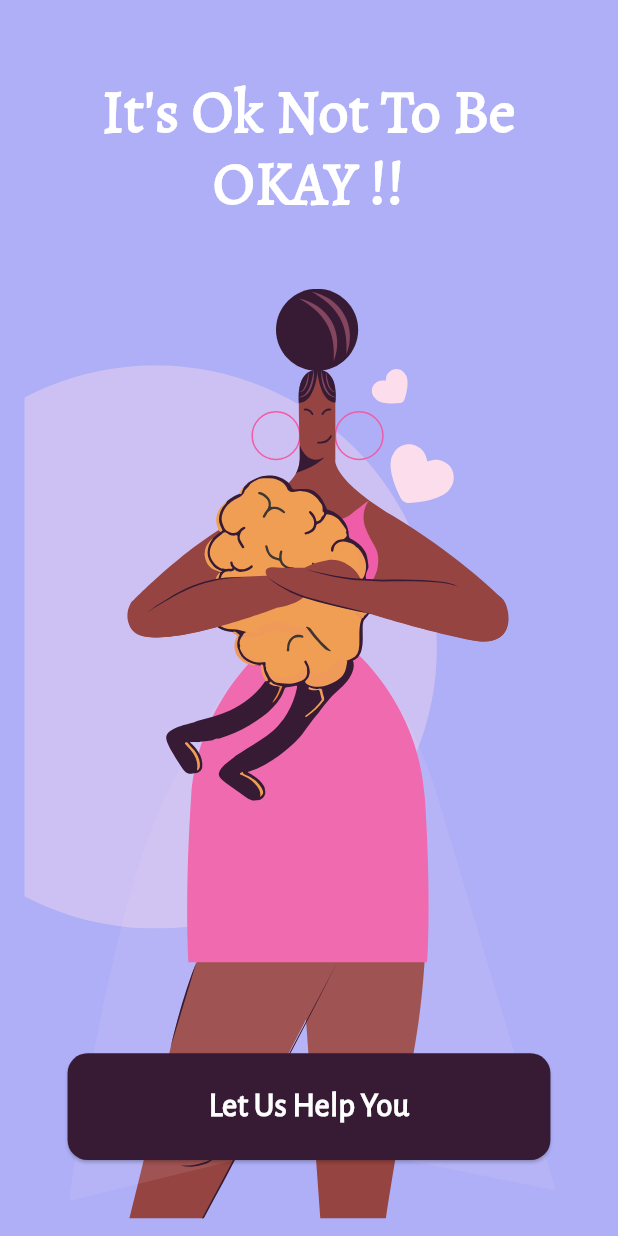
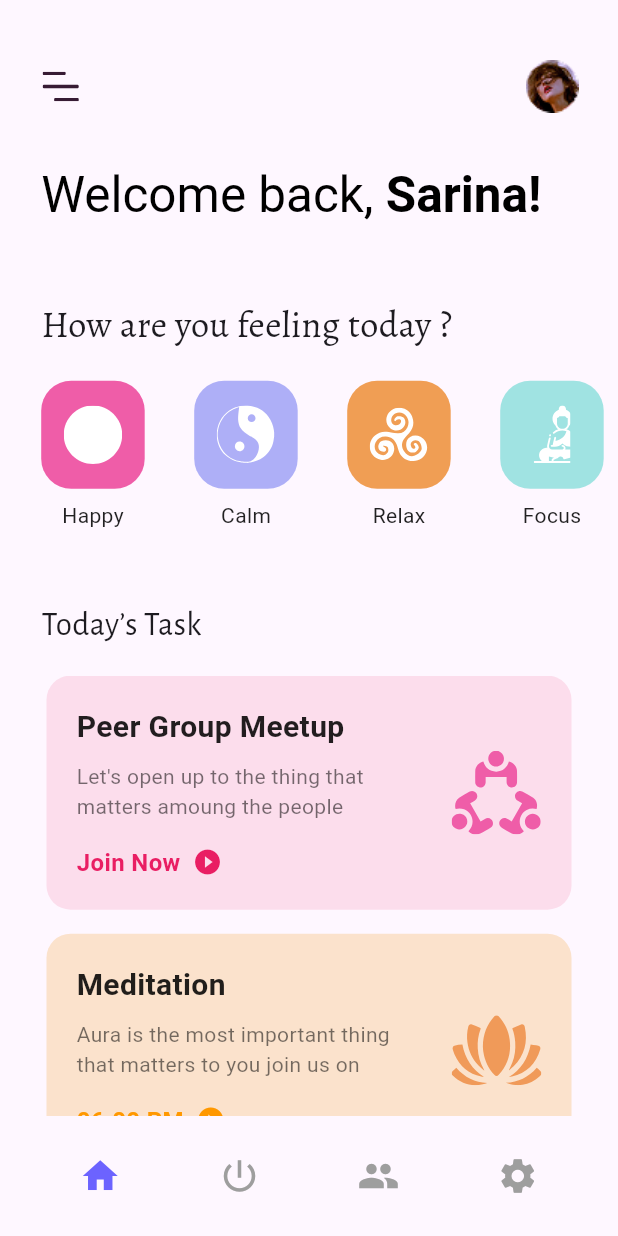
Before and after one commit to chamodt-botcalm/mental_health_fitness_mobile_app, a Flutter app: the screen it shows after launch, on a phone screen of 412 x 824 dp. Run offline on Flutter 3.47's test engine with Material 3 defaults, Android fonts, the light colour scheme and no system bars; our stand-ins replace flutter_svg.

Commit message:
feat: create main screen and fix related errors.

```diff
--- /dev/null
+++ b/lib/components/feeling.dart
@@ -0,0 +1,75 @@
+import 'package:flutter/material.dart';
+import 'package:flutter_svg/flutter_svg.dart';
+
+class IconLabelComponent extends StatelessWidget {
+  final String svgAsset;
+  final Color backgroundColor;
+  final String label;
+
+  IconLabelComponent({
+    required this.svgAsset,
+    required this.backgroundColor,
+    required this.label,
+  });
+
+  @override
+  Widget build(BuildContext context) {
+    return Column(
+      mainAxisSize: MainAxisSize.min,
+      children: [
+        Container(
+          width: 69,
+          height: 72,
+          decoration: BoxDecoration(
+            color: backgroundColor,
+            borderRadius: BorderRadius.circular(20),
+          ),
+          child: Center(
+            child: SvgPicture.asset(
+              svgAsset,
+              width: 39,
+              height: 39,
+              colorFilter: ColorFilter.mode(Colors.white, BlendMode.srcIn),
+            ),
+          ),
+        ),
+        SizedBox(height: 8),
+        Text(label, style: TextStyle(fontSize: 14, color: Colors.black87)),
+      ],
+    );
+  }
+}
+
+class Feeling extends StatelessWidget {
+  const Feeling({super.key});
+
+  @override
+  Widget build(BuildContext context) {
+    return Wrap(
+      spacing: 33, // 👈 vertical gap (if it wraps)
+      alignment: WrapAlignment.center,
+      children: [
+        IconLabelComponent(
+          svgAsset: 'lib/assets/images/Happy.svg',
+          backgroundColor: Color(0xFFEF5DA8),
+          label: 'Happy',
+        ),
+        IconLabelComponent(
+          svgAsset: 'lib/assets/images/Calm.svg',
+          backgroundColor: Color(0xFFAEAFF7),
+          label: 'Calm',
+        ),
+        IconLabelComponent(
+          svgAsset: 'lib/assets/images/Relax.svg',
+          backgroundColor: Color(0xFFF09E54),
+          label: 'Relax',
+        ),
+        IconLabelComponent(
+          svgAsset: 'lib/assets/images/Focus.svg',
+          backgroundColor: Color(0xFFA0E3E2),
+          label: 'Focus',
+        ),
+      ],
+    );
+  }
+}
--- /dev/null
+++ b/lib/components/task_card.dart
@@ -0,0 +1,158 @@
+import 'package:flutter/material.dart';
+import 'package:flutter_svg/flutter_svg.dart';
+
+class TaskCard extends StatelessWidget {
+  final String title;
+  final String description;
+  final String buttonText;
+  final Color backgroundColor;
+  final Color buttonColor;
+  final Widget icon;
+
+  const TaskCard({
+    super.key,
+    required this.title,
+    required this.description,
+    required this.buttonText,
+    required this.backgroundColor,
+    required this.buttonColor,
+    required this.icon,
+  });
+
+  @override
+  Widget build(BuildContext context) {
+    return Container(
+      width: 350,
+
+      padding: EdgeInsets.all(20),
+      margin: EdgeInsets.only(bottom: 16),
+      decoration: BoxDecoration(
+        color: backgroundColor,
+        borderRadius: BorderRadius.circular(16),
+      ),
+      child: Row(
+        children: [
+          Expanded(
+            child: Column(
+              crossAxisAlignment: CrossAxisAlignment.start,
+              children: [
+                Text(
+                  title,
+                  style: TextStyle(
+                    fontSize: 20,
+                    fontWeight: FontWeight.w600,
+                    color: Colors.black87,
+                  ),
+                ),
+                SizedBox(height: 8),
+                Text(
+                  description,
+                  style: TextStyle(fontSize: 14, color: Colors.black54),
+                ),
+                SizedBox(height: 16),
+                Row(
+                  children: [
+                    Text(
+                      buttonText,
+                      style: TextStyle(
+                        fontSize: 16,
+                        fontWeight: FontWeight.w600,
+                        color: buttonColor,
+                      ),
+                    ),
+                    SizedBox(width: 8),
+                    Icon(
+                      Icons.play_circle_filled,
+                      color: buttonColor,
+                      size: 20,
+                    ),
+                  ],
+                ),
+              ],
+            ),
+          ),
+          SizedBox(width: 16),
+          icon,
+        ],
+      ),
+    );
+  }
+}
+
+class TaskCards extends StatelessWidget {
+  const TaskCards({super.key});
+
+  final List<Map<String, dynamic>> tasks = const [
+    {
+      'title': 'Peer Group Meetup',
+      'description':
+          'Let\'s open up to the thing that matters amoung the people',
+      'buttonText': 'Join Now',
+      'backgroundColor': Color(0xFFFCDDEC),
+      'buttonColor': Color(0xFFE91E63),
+      'svgAsset': 'lib/assets/images/Meetup.svg',
+    },
+    {
+      'title': 'Meditation',
+      'description':
+          'Aura is the most important thing that matters to you join us on',
+      'buttonText': '06:00 PM',
+      'backgroundColor': Color(0xFFfbe2cc),
+      'buttonColor': Color(0xFFFF9800),
+      'svgAsset': 'lib/assets/images/Meditation.svg',
+    },
+    {
+      'title': 'Meditation',
+      'description':
+          'Aura is the most important thing that matters to you join us on',
+      'buttonText': '06:00 PM',
+      'backgroundColor': Color(0xFFfbe2cc),
+      'buttonColor': Color(0xFFFF9800),
+      'svgAsset': 'lib/assets/images/Meditation.svg',
+    },
+    {
+      'title': 'Yoga Session',
+      'description':
+          'Join us for a relaxing yoga session to improve flexibility',
+      'buttonText': '07:30 AM',
+      'backgroundColor': Color(0xFFE8F5E8),
+      'buttonColor': Color(0xFF4CAF50),
+      'svgAsset': 'lib/assets/images/Meditation.svg',
+    },
+    {
+      'title': 'Breathing Exercise',
+      'description': 'Practice deep breathing techniques for stress relief',
+      'buttonText': 'Start Now',
+      'backgroundColor': Color(0xFFE3F2FD),
+      'buttonColor': Color(0xFF2196F3),
+      'svgAsset': 'lib/assets/images/Meetup.svg',
+    },
+  ];
+
+  @override
+  Widget build(BuildContext context) {
+    return SingleChildScrollView(
+      child: Column(
+        children: [
+          ...tasks
+              .map(
+                (task) => TaskCard(
+                  title: task['title'],
+                  description: task['description'],
+                  buttonText: task['buttonText'],
+                  backgroundColor: task['backgroundColor'],
+                  buttonColor: task['buttonColor'],
+                  icon: SvgPicture.asset(
+                    task['svgAsset'],
+                    width: 60,
+                    height: 60,
+                  ),
+                ),
+              )
+              .toList(),
+          SizedBox(height: 100),
+        ],
+      ),
+    );
+  }
+}
--- a/lib/main.dart
+++ b/lib/main.dart
@@ -1,5 +1,6 @@
 import 'package:flutter/material.dart';
 import 'screens/home_screen.dart';
+import 'screens/main_screen.dart';
 
 void main() {
   runApp(const MyApp());
@@ -11,6 +12,6 @@ class MyApp extends StatelessWidget {
   // This widget is the root of your application.
   @override
   Widget build(BuildContext context) {
-    return MaterialApp(home: HomeScreen(), debugShowCheckedModeBanner: false);
+    return MaterialApp(home: MainScreen(), debugShowCheckedModeBanner: false);
   }
 }
--- a/lib/screens/home_screen.dart
+++ b/lib/screens/home_screen.dart
@@ -9,27 +9,13 @@ class HomeScreen extends StatelessWidget {
     final screenHeight = MediaQuery.of(context).size.height;
     final screenWidth = MediaQuery.of(context).size.width;
 
-    // Base dimensions for scaling (based on iPhone X design 375x812)
+    // Base dimensions (design reference, e.g., iPhone X)
     const double baseWidth = 375;
     const double baseHeight = 812;
 
     // Scale factors
-    double scaleFactor = screenWidth / baseWidth;
-    double heightScaleFactor = screenHeight / baseHeight;
-
-    // 🔹 Define responsive breakpoints
-    bool isSmallDevice = screenWidth < 360;
-    bool isMediumDevice = screenWidth >= 360 && screenWidth < 600;
-    bool isLargeDevice = screenWidth >= 600;
-
-    // 🔹 Adjust scaling dynamically based on device size
-    if (isSmallDevice) {
-      scaleFactor *= 0.9;
-      heightScaleFactor *= 0.9;
-    } else if (isLargeDevice) {
-      scaleFactor *= 1.1;
-      heightScaleFactor *= 1.1;
-    }
+    final double scaleFactor = screenWidth / baseWidth;
+    final double heightScaleFactor = screenHeight / baseHeight;
 
     return Scaffold(
       body: SafeArea(
@@ -39,25 +25,21 @@ class HomeScreen extends StatelessWidget {
           child: Stack(
             alignment: Alignment.center,
             children: [
-              // Background color
+              // Background
               Container(color: const Color(0xFFAEAFF7)),
 
-              // Title text
+              // Title
               Positioned(
-                top: 50 * heightScaleFactor,
-                left: 20,
-                right: 20,
+                top: 60 * heightScaleFactor,
+                left: 20 * scaleFactor,
+                right: 20 * scaleFactor,
                 child: Text(
                   "It's Ok Not To Be OKAY !!",
                   style: TextStyle(
                     fontFamily: 'Alegreya',
-                    fontSize: isSmallDevice
-                        ? 28
-                        : isMediumDevice
-                        ? 40
-                        : 42,
+                    fontSize: 40 * scaleFactor,
                     color: Colors.white,
-                    fontWeight: FontWeight.w700,
+                    fontWeight: FontWeight.w900,
                     height: 1.2,
                   ),
                   textAlign: TextAlign.center,
@@ -66,10 +48,10 @@ class HomeScreen extends StatelessWidget {
 
               // Background Circle SVG
               Positioned(
-                top: isSmallDevice ? 60 : 240 * heightScaleFactor,
-                right: isSmallDevice ? 20 : 50 * scaleFactor,
-                width: (isSmallDevice ? 320 : 370) * scaleFactor,
-                height: (isSmallDevice ? 300 : 370) * heightScaleFactor,
+                top: 250 * heightScaleFactor,
+                right: 35 * scaleFactor,
+                width: 392 * scaleFactor,
+                height: 392 * heightScaleFactor,
                 child: SvgPicture.asset(
                   'lib/assets/images/BG Circle.svg',
                   fit: BoxFit.contain,
@@ -78,12 +60,10 @@ class HomeScreen extends StatelessWidget {
 
               // Girl SVG
               Positioned(
-                top: isSmallDevice ? 30 : 120 * heightScaleFactor,
-                left:
-                    (screenWidth - (isSmallDevice ? 260 : 300) * scaleFactor) /
-                    2,
-                width: (isSmallDevice ? 260 : 300) * scaleFactor,
-                height: (isSmallDevice ? 600 : 750) * heightScaleFactor,
+                top: 201 * heightScaleFactor,
+                left: (screenWidth - (320 * scaleFactor)) / 2,
+                width: 320 * scaleFactor,
+                height: 640 * heightScaleFactor,
                 child: SvgPicture.asset(
                   'lib/assets/images/Girl.svg',
                   fit: BoxFit.contain,
@@ -92,31 +72,24 @@ class HomeScreen extends StatelessWidget {
 
               // Button
               Positioned(
-                bottom: isSmallDevice ? 20 : 50 * heightScaleFactor,
-                left: (screenWidth - 293 * scaleFactor) / 2,
-                width: 293 * scaleFactor,
+                bottom: 50 * heightScaleFactor,
+                left: (screenWidth - (300 * scaleFactor)) / 2,
+                width: 300 * scaleFactor,
                 height: 70 * heightScaleFactor,
                 child: ElevatedButton(
                   onPressed: () {
-                    // TODO: Add your button action
+                    // TODO: Add button action
                   },
                   style: ElevatedButton.styleFrom(
                     backgroundColor: const Color(0xFF371B34),
                     shape: RoundedRectangleBorder(
                       borderRadius: BorderRadius.circular(12 * scaleFactor),
                     ),
-                    padding: EdgeInsets.symmetric(
-                      vertical: 12 * heightScaleFactor,
-                    ),
                   ),
                   child: Text(
                     'Let Us Help You',
                     style: TextStyle(
-                      fontSize: isSmallDevice
-                          ? 18
-                          : isMediumDevice
-                          ? 22
-                          : 25,
+                      fontSize: 20 * scaleFactor,
                       fontWeight: FontWeight.w600,
                       color: Colors.white,
                       fontFamily: 'AlegreyaSans',
--- /dev/null
+++ b/lib/screens/main_screen.dart
@@ -0,0 +1,211 @@
+import 'package:flutter/material.dart';
+import 'package:flutter/services.dart';
+import 'package:flutter_svg/flutter_svg.dart';
+import '../components/feeling.dart';
+import '../components/task_card.dart';
+
+class MainScreen extends StatefulWidget {
+  const MainScreen({super.key});
+
+  @override
+  State<MainScreen> createState() => _MainScreenState();
+}
+
+class _MainScreenState extends State<MainScreen> {
+  int _selectedIndex = 0;
+
+  @override
+  Widget build(BuildContext context) {
+    SystemChrome.setEnabledSystemUIMode(SystemUiMode.immersiveSticky);
+
+    final screenHeight = MediaQuery.of(context).size.height;
+    final screenWidth = MediaQuery.of(context).size.width;
+
+    // Base dimensions (design reference)
+    const double baseWidth = 375;
+    const double baseHeight = 812;
+
+    // Scale factors
+    final double scaleFactor = screenWidth / baseWidth;
+    final double heightScaleFactor = screenHeight / baseHeight;
+
+    return Scaffold(
+      body: SafeArea(
+        child: SizedBox(
+          width: screenWidth,
+          height: screenHeight,
+          child: Stack(
+            children: [
+              Positioned(
+                top: 30 * heightScaleFactor,
+                left: 15 * scaleFactor,
+                right: 15 * scaleFactor,
+                child: Row(
+                  mainAxisAlignment: MainAxisAlignment.spaceBetween,
+                  children: [
+                    IconButton(
+                      icon: SvgPicture.asset(
+                        'lib/assets/images/Hamburger.svg',
+                        width: 22 * scaleFactor,
+                        height: 18 * scaleFactor,
+                        placeholderBuilder: (BuildContext context) =>
+                            Icon(Icons.menu),
+                      ),
+                      onPressed: () => Scaffold.of(context).openDrawer(),
+                    ),
+                    IconButton(
+                      icon: Image.asset(
+                        'lib/assets/images/Profile.png',
+                        width: 35 * scaleFactor,
+                        height: 35 * scaleFactor,
+                      ),
+                      onPressed: () {},
+                    ),
+                  ],
+                ),
+              ),
+              Positioned(
+                top: 109 * heightScaleFactor,
+                left: 25 * scaleFactor,
+                child: RichText(
+                  text: TextSpan(
+                    style: TextStyle(
+                      fontFamily: 'Alegreya',
+                      fontSize: 30 * scaleFactor,
+                      color: Colors.black,
+                    ),
+                    children: [
+                      TextSpan(
+                        text: 'Welcome back, ',
+                        style: TextStyle(fontWeight: FontWeight.w400),
+                      ),
+                      TextSpan(
+                        text: 'Sarina!',
+                        style: TextStyle(fontWeight: FontWeight.w700),
+                      ),
+                    ],
+                  ),
+                ),
+              ),
+              Positioned(
+                top: 182 * scaleFactor,
+                left: 25 * scaleFactor,
+                child: Text(
+                  'How are you feeling today ?',
+                  style: TextStyle(
+                    fontFamily: 'Alegreya',
+                    fontSize: 22 * scaleFactor,
+                    fontWeight: FontWeight.w400,
+                  ),
+                ),
+              ),
+              Positioned(
+                top: 231 * scaleFactor,
+                left: 25 * scaleFactor,
+                child: Feeling(),
+              ),
+              Positioned(
+                top: 365 * scaleFactor,
+                left: 25 * scaleFactor,
+                child: Text(
+                  'Today’s Task',
+                  style: TextStyle(
+                    fontSize: 22,
+                    fontFamily: 'AlegreyaSans',
+                    fontWeight: FontWeight.w400,
+                  ),
+                ),
+              ),
+              Positioned(
+                top: 410 * scaleFactor,
+                left: 25 * scaleFactor,
+                right: 25 * scaleFactor,
+                bottom: 0,
+                child: TaskCards(),
+              ),
+            ],
+          ),
+        ),
+      ),
+
+      drawer: Drawer(
+        // Added the hamburger menu drawer
+        child: ListView(
+          padding: EdgeInsets.zero,
+          children: <Widget>[
+            DrawerHeader(
+              decoration: BoxDecoration(color: Colors.blue),
+              child: Text(
+                'Menu',
+                style: TextStyle(color: Colors.white, fontSize: 24),
+              ),
+            ),
+            ListTile(
+              leading: Icon(Icons.home),
+              title: Text('Home'),
+              onTap: () {
+                // Navigate to home or close drawer
+                Navigator.pop(context);
+              },
+            ),
+            ListTile(
+              leading: Icon(Icons.settings),
+              title: Text('Settings'),
+              onTap: () {
+                // Navigate to settings page (you can create a SettingsScreen widget)
+                Navigator.push(
+                  context,
+                  MaterialPageRoute(builder: (context) => SettingsScreen()),
+                );
+              },
+            ),
+            // Add more ListTiles as needed
+          ],
+        ),
+      ),
+      bottomNavigationBar: Container(
+        height: 80,
+
+        child: Row(
+          mainAxisAlignment: MainAxisAlignment.spaceEvenly,
+          children: [
+            _buildNavItem(Icons.home, 0),
+            _buildNavItem(Icons.power_settings_new, 1),
+            _buildNavItem(Icons.group, 2),
+            _buildNavItem(Icons.settings, 3),
+          ],
+        ),
+      ),
+    );
+  }
+
+  Widget _buildNavItem(IconData icon, int index) {
+    bool isSelected = _selectedIndex == index;
+    return GestureDetector(
+      onTap: () {
+        setState(() {
+          _selectedIndex = index;
+        });
+      },
+      child: Container(
+        padding: EdgeInsets.all(12),
+        child: Icon(
+          icon,
+          size: 28,
+          color: isSelected ? Color(0xFF6C63FF) : Colors.grey,
+        ),
+      ),
+    );
+  }
+}
+
+// Example SettingsScreen (add this to your file or a separate file)
+class SettingsScreen extends StatelessWidget {
+  @override
+  Widget build(BuildContext context) {
+    return Scaffold(
+      appBar: AppBar(title: Text('Settings')),
+      body: Center(child: Text('Settings Page')),
+    );
+  }
+}
```
Also changed, not shown: lib/assets/images/Calm.svg (added), lib/assets/images/Focus.svg (added), lib/assets/images/Hamburger.svg (added), lib/assets/images/Happy.svg (added), lib/assets/images/Meditation.svg (added), lib/assets/images/Meetup.svg (added), lib/assets/images/Profile.png (added), lib/assets/images/Relax.svg (added).
